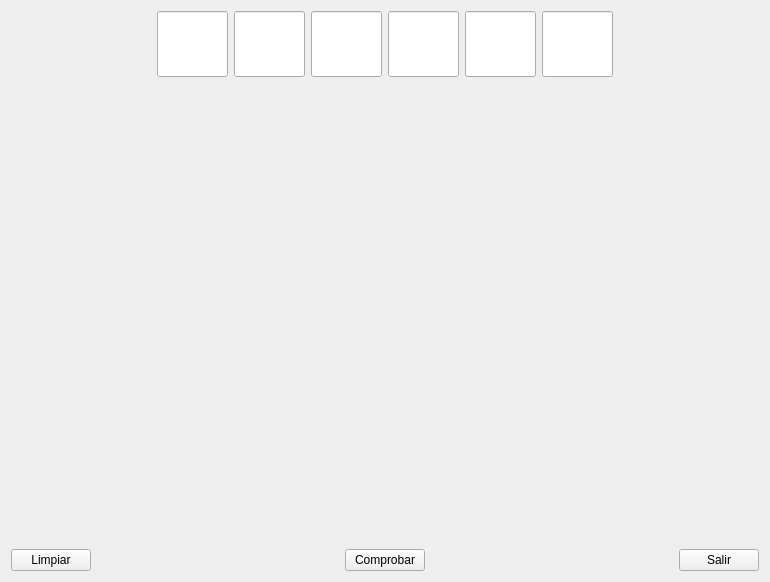
This is src/gui/general.ui in rogorido/divenu as Qt 5 draws it before an edit. The edited form follows.
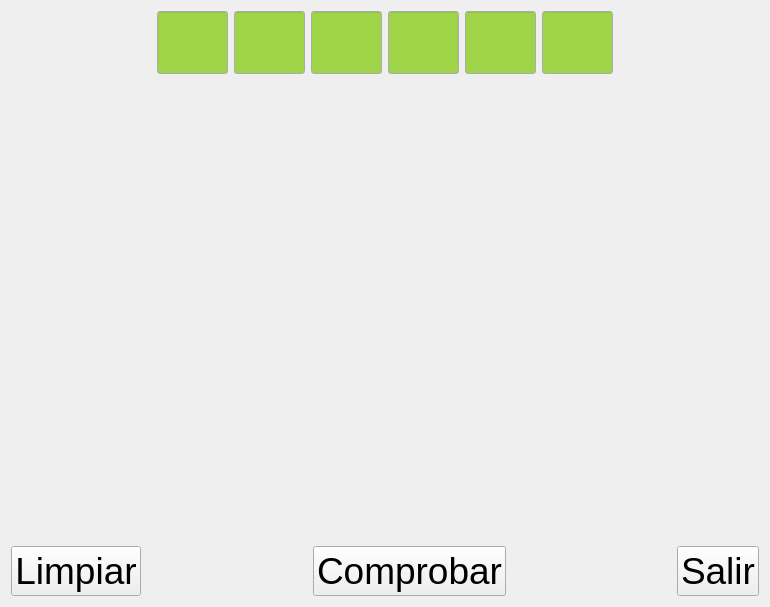
This is the edited form. Icons and pictures are not drawn.

Commit message: Mejoras de GUI

The edit to the form file:
```diff
--- a/src/gui/general.ui
+++ b/src/gui/general.ui
@@ -49,6 +49,43 @@
          <height>71</height>
         </size>
        </property>
+       <property name="palette">
+        <palette>
+         <active>
+          <colorrole role="Base">
+           <brush brushstyle="SolidPattern">
+            <color alpha="255">
+             <red>159</red>
+             <green>212</green>
+             <blue>73</blue>
+            </color>
+           </brush>
+          </colorrole>
+         </active>
+         <inactive>
+          <colorrole role="Base">
+           <brush brushstyle="SolidPattern">
+            <color alpha="255">
+             <red>159</red>
+             <green>212</green>
+             <blue>73</blue>
+            </color>
+           </brush>
+          </colorrole>
+         </inactive>
+         <disabled>
+          <colorrole role="Base">
+           <brush brushstyle="SolidPattern">
+            <color alpha="255">
+             <red>239</red>
+             <green>239</green>
+             <blue>239</blue>
+            </color>
+           </brush>
+          </colorrole>
+         </disabled>
+        </palette>
+       </property>
        <property name="font">
         <font>
          <pointsize>36</pointsize>
@@ -73,6 +110,43 @@
          <height>71</height>
         </size>
        </property>
+       <property name="palette">
+        <palette>
+         <active>
+          <colorrole role="Base">
+           <brush brushstyle="SolidPattern">
+            <color alpha="255">
+             <red>159</red>
+             <green>212</green>
+             <blue>73</blue>
+            </color>
+           </brush>
+          </colorrole>
+         </active>
+         <inactive>
+          <colorrole role="Base">
+           <brush brushstyle="SolidPattern">
+            <color alpha="255">
+             <red>159</red>
+             <green>212</green>
+             <blue>73</blue>
+            </color>
+           </brush>
+          </colorrole>
+         </inactive>
+         <disabled>
+          <colorrole role="Base">
+           <brush brushstyle="SolidPattern">
+            <color alpha="255">
+             <red>239</red>
+             <green>239</green>
+             <blue>239</blue>
+            </color>
+           </brush>
+          </colorrole>
+         </disabled>
+        </palette>
+       </property>
        <property name="font">
         <font>
          <pointsize>36</pointsize>
@@ -97,6 +171,43 @@
          <height>71</height>
         </size>
        </property>
+       <property name="palette">
+        <palette>
+         <active>
+          <colorrole role="Base">
+           <brush brushstyle="SolidPattern">
+            <color alpha="255">
+             <red>159</red>
+             <green>212</green>
+             <blue>73</blue>
+            </color>
+           </brush>
+          </colorrole>
+         </active>
+         <inactive>
+          <colorrole role="Base">
+           <brush brushstyle="SolidPattern">
+            <color alpha="255">
+             <red>159</red>
+             <green>212</green>
+             <blue>73</blue>
+            </color>
+           </brush>
+          </colorrole>
+         </inactive>
+         <disabled>
+          <colorrole role="Base">
+           <brush brushstyle="SolidPattern">
+            <color alpha="255">
+             <red>239</red>
+             <green>239</green>
+             <blue>239</blue>
+            </color>
+           </brush>
+          </colorrole>
+         </disabled>
+        </palette>
+       </property>
        <property name="font">
         <font>
          <pointsize>36</pointsize>
@@ -121,6 +232,43 @@
          <height>71</height>
         </size>
        </property>
+       <property name="palette">
+        <palette>
+         <active>
+          <colorrole role="Base">
+           <brush brushstyle="SolidPattern">
+            <color alpha="255">
+             <red>159</red>
+             <green>212</green>
+             <blue>73</blue>
+            </color>
+           </brush>
+          </colorrole>
+         </active>
+         <inactive>
+          <colorrole role="Base">
+           <brush brushstyle="SolidPattern">
+            <color alpha="255">
+             <red>159</red>
+             <green>212</green>
+             <blue>73</blue>
+            </color>
+           </brush>
+          </colorrole>
+         </inactive>
+         <disabled>
+          <colorrole role="Base">
+           <brush brushstyle="SolidPattern">
+            <color alpha="255">
+             <red>239</red>
+             <green>239</green>
+             <blue>239</blue>
+            </color>
+           </brush>
+          </colorrole>
+         </disabled>
+        </palette>
+       </property>
        <property name="font">
         <font>
          <pointsize>36</pointsize>
@@ -145,6 +293,43 @@
          <height>71</height>
         </size>
        </property>
+       <property name="palette">
+        <palette>
+         <active>
+          <colorrole role="Base">
+           <brush brushstyle="SolidPattern">
+            <color alpha="255">
+             <red>159</red>
+             <green>212</green>
+             <blue>73</blue>
+            </color>
+           </brush>
+          </colorrole>
+         </active>
+         <inactive>
+          <colorrole role="Base">
+           <brush brushstyle="SolidPattern">
+            <color alpha="255">
+             <red>159</red>
+             <green>212</green>
+             <blue>73</blue>
+            </color>
+           </brush>
+          </colorrole>
+         </inactive>
+         <disabled>
+          <colorrole role="Base">
+           <brush brushstyle="SolidPattern">
+            <color alpha="255">
+             <red>239</red>
+             <green>239</green>
+             <blue>239</blue>
+            </color>
+           </brush>
+          </colorrole>
+         </disabled>
+        </palette>
+       </property>
        <property name="font">
         <font>
          <pointsize>36</pointsize>
@@ -169,6 +354,43 @@
          <height>71</height>
         </size>
        </property>
+       <property name="palette">
+        <palette>
+         <active>
+          <colorrole role="Base">
+           <brush brushstyle="SolidPattern">
+            <color alpha="255">
+             <red>159</red>
+             <green>212</green>
+             <blue>73</blue>
+            </color>
+           </brush>
+          </colorrole>
+         </active>
+         <inactive>
+          <colorrole role="Base">
+           <brush brushstyle="SolidPattern">
+            <color alpha="255">
+             <red>159</red>
+             <green>212</green>
+             <blue>73</blue>
+            </color>
+           </brush>
+          </colorrole>
+         </inactive>
+         <disabled>
+          <colorrole role="Base">
+           <brush brushstyle="SolidPattern">
+            <color alpha="255">
+             <red>239</red>
+             <green>239</green>
+             <blue>239</blue>
+            </color>
+           </brush>
+          </colorrole>
+         </disabled>
+        </palette>
+       </property>
        <property name="font">
         <font>
          <pointsize>36</pointsize>
@@ -223,6 +445,11 @@
     <layout class="QHBoxLayout" name="horizontalLayout_2">
      <item>
       <widget class="QPushButton" name="btLimpiar">
+       <property name="font">
+        <font>
+         <pointsize>28</pointsize>
+        </font>
+       </property>
        <property name="text">
         <string>Limpiar</string>
        </property>
@@ -243,6 +470,11 @@
      </item>
      <item>
       <widget class="QPushButton" name="btComprobar">
+       <property name="font">
+        <font>
+         <pointsize>28</pointsize>
+        </font>
+       </property>
        <property name="text">
         <string>Comprobar</string>
        </property>
@@ -263,6 +495,11 @@
      </item>
      <item>
       <widget class="QPushButton" name="btSalir">
+       <property name="font">
+        <font>
+         <pointsize>28</pointsize>
+        </font>
+       </property>
        <property name="text">
         <string>Salir</string>
        </property>
```
Left out of the diff: 3 changed lines with no effect on the pictures.
